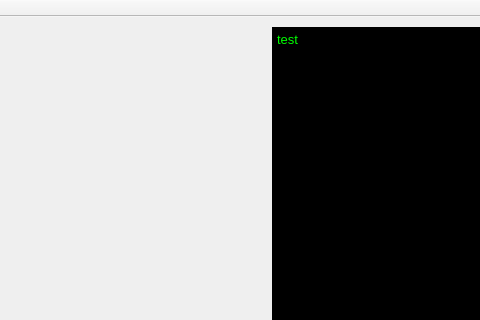
Qt form mainwindow.ui (automathan/gb) before a commit; both pictures show x 208 to 688 and y 0 to 320 of the 869 by 645 pixel window.
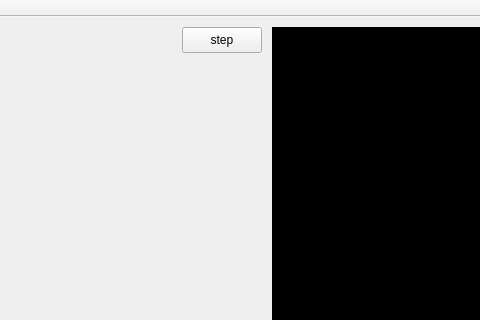
The same form after that commit.

The edit to the form file:
```diff
--- a/mainwindow.ui
+++ b/mainwindow.ui
@@ -34,7 +34,6 @@
 &lt;html&gt;&lt;head&gt;&lt;meta name=&quot;qrichtext&quot; content=&quot;1&quot; /&gt;&lt;style type=&quot;text/css&quot;&gt;
 p, li { white-space: pre-wrap; }
 &lt;/style&gt;&lt;/head&gt;&lt;body style=&quot; font-family:'Noto Sans'; font-size:10pt; font-weight:400; font-style:normal;&quot;&gt;
-&lt;p style=&quot; margin-top:0px; margin-bottom:0px; margin-left:0px; margin-right:0px; -qt-block-indent:0; text-indent:0px;&quot;&gt;test&lt;/p&gt;
 &lt;p style=&quot;-qt-paragraph-type:empty; margin-top:0px; margin-bottom:0px; margin-left:0px; margin-right:0px; -qt-block-indent:0; text-indent:0px;&quot;&gt;&lt;br /&gt;&lt;/p&gt;&lt;/body&gt;&lt;/html&gt;</string>
     </property>
    </widget>
@@ -67,6 +66,19 @@
      <string>refresh</string>
     </property>
    </widget>
+   <widget class="QPushButton" name="stepButton">
+    <property name="geometry">
+     <rect>
+      <x>390</x>
+      <y>10</y>
+      <width>80</width>
+      <height>26</height>
+     </rect>
+    </property>
+    <property name="text">
+     <string>step</string>
+    </property>
+   </widget>
   </widget>
   <widget class="QMenuBar" name="menuBar">
    <property name="geometry">
```
